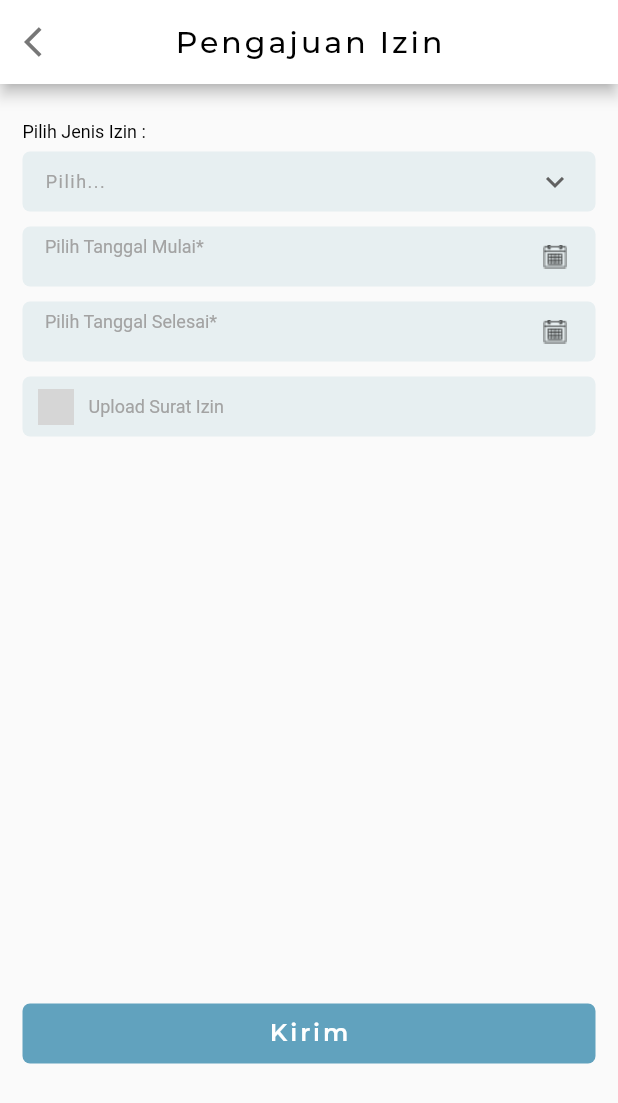
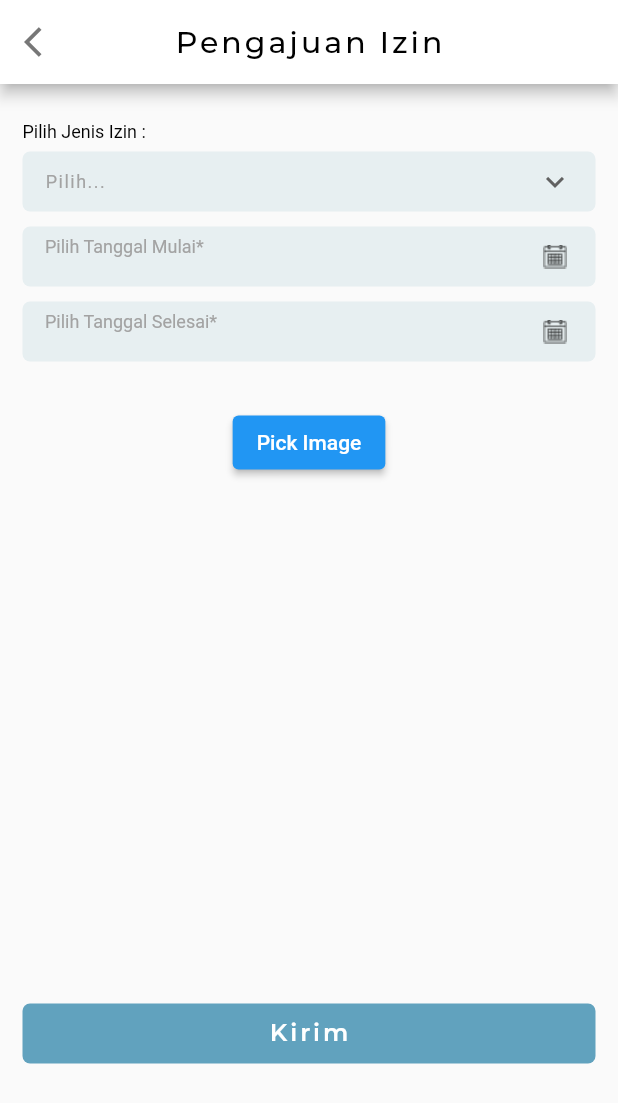
Before and after one commit to nabilareyna/sas, a Flutter app: the UIFormIzin screen opened by its route, on a phone screen of 412 x 824 dp. Shown: the top 1103 px of the screen. Run offline on Flutter 3.47's test engine with Material 2 defaults, Android fonts, the phone set to English and light mode, and no system bars; our stand-ins replace flutter_map, gap, geolocator, get, image_picker, latlong2; missing offline and left inert: unique_identifier; project files that could hold a hidden picture were left out; grey boxes are pictures that could not be loaded.

Commit message:
imagepicker

```diff
--- a/lib/module/absen_datang/controller/c_absen_datang.dart
+++ b/lib/module/absen_datang/controller/c_absen_datang.dart
@@ -1,4 +1,4 @@
-import 'dart:html';
+// import 'dart:html';
 
 import 'package:get/get.dart';
 
--- a/lib/module/dashboard/controller/c_dashboard.dart
+++ b/lib/module/dashboard/controller/c_dashboard.dart
@@ -1,3 +1,7 @@
 import 'package:get/get.dart';
+import 'package:flutter/material.dart';
 
-class CDashboard extends GetxController {}
+class CDashboard extends GetxController {
+  DateTime _date = DateTime.now();
+  final datedate = DateTime.now().obs;
+}
--- a/lib/module/dashboard/ui/ui_dashboard.dart
+++ b/lib/module/dashboard/ui/ui_dashboard.dart
@@ -33,7 +33,8 @@ class UIDashboard extends GetView<CDashboard> {
                   ),
                 )),
             Padding(
-              padding: const EdgeInsets.only(right: 15.0, left: 15.0, top: 80.0),
+              padding:
+                  const EdgeInsets.only(right: 15.0, left: 15.0, top: 80.0),
               child: SizedBox(
                 height: 227.0,
                 width: double.infinity,
@@ -57,7 +58,8 @@ class UIDashboard extends GetView<CDashboard> {
                       Padding(
                         padding: const EdgeInsets.only(top: 24),
                         child: Text(
-                          DateFormat("EEEE, d MMMM yyyy").format(DateTime.now()),
+                          DateFormat("EEEE, d MMMM yyyy")
+                              .format(DateTime.now()),
                           textAlign: TextAlign.center,
                           style: const TextStyle(
                             fontSize: 12,
@@ -102,7 +104,8 @@ class UIDashboard extends GetView<CDashboard> {
                                       ),
                                     ),
                                     child: Row(
-                                      mainAxisAlignment: MainAxisAlignment.center,
+                                      mainAxisAlignment:
+                                          MainAxisAlignment.center,
                                       children: const [
                                         ImageIcon(
                                           AssetImage('assets/icons/enter.png'),
@@ -118,7 +121,10 @@ class UIDashboard extends GetView<CDashboard> {
                                       children: const [
                                         Text(
                                           'Absen Datang',
-                                          style: TextStyle(fontFamily: 'Roboto', fontSize: 12, fontWeight: FontWeight.w500),
+                                          style: TextStyle(
+                                              fontFamily: 'Roboto',
+                                              fontSize: 12,
+                                              fontWeight: FontWeight.w500),
                                         )
                                       ],
                                     ),
@@ -144,12 +150,14 @@ class UIDashboard extends GetView<CDashboard> {
                                         ),
                                       ),
                                       child: Row(
-                                        mainAxisAlignment: MainAxisAlignment.center,
+                                        mainAxisAlignment:
+                                            MainAxisAlignment.center,
                                         children: const [
                                           Padding(
                                             padding: EdgeInsets.only(right: 6),
                                             child: ImageIcon(
-                                              AssetImage('assets/icons/logout.png'),
+                                              AssetImage(
+                                                  'assets/icons/logout.png'),
                                               color: Colors.white,
                                               size: 40,
                                             ),
@@ -161,7 +169,11 @@ class UIDashboard extends GetView<CDashboard> {
                                       padding: const EdgeInsets.only(top: 9),
                                       child: Column(
                                         children: const [
-                                          Text('Absen Pulang', style: TextStyle(fontFamily: 'Roboto', fontSize: 12, fontWeight: FontWeight.w500))
+                                          Text('Absen Pulang',
+                                              style: TextStyle(
+                                                  fontFamily: 'Roboto',
+                                                  fontSize: 12,
+                                                  fontWeight: FontWeight.w500))
                                         ],
                                       ),
                                     )
@@ -185,7 +197,8 @@ class UIDashboard extends GetView<CDashboard> {
                                       ),
                                     ),
                                     child: Row(
-                                      mainAxisAlignment: MainAxisAlignment.center,
+                                      mainAxisAlignment:
+                                          MainAxisAlignment.center,
                                       children: const [
                                         Padding(
                                           padding: EdgeInsets.only(right: 1),
@@ -201,7 +214,13 @@ class UIDashboard extends GetView<CDashboard> {
                                   Padding(
                                     padding: const EdgeInsets.only(top: 9),
                                     child: Column(
-                                      children: const [Text('Izin', style: TextStyle(fontFamily: 'Roboto', fontSize: 12, fontWeight: FontWeight.w500))],
+                                      children: const [
+                                        Text('Izin',
+                                            style: TextStyle(
+                                                fontFamily: 'Roboto',
+                                                fontSize: 12,
+                                                fontWeight: FontWeight.w500))
+                                      ],
                                     ),
                                   )
                                 ],
@@ -238,7 +257,7 @@ class UIDashboard extends GetView<CDashboard> {
                   child: Column(
                     crossAxisAlignment: CrossAxisAlignment.center,
                     mainAxisAlignment: MainAxisAlignment.center,
-                    children: const [
+                    children: [
                       Padding(
                         padding: EdgeInsets.only(top: 0, bottom: 11),
                         child: Text(
@@ -252,7 +271,8 @@ class UIDashboard extends GetView<CDashboard> {
                         ),
                       ),
                       Text(
-                        'Jam masuk 05.30 - 07.00 WIB',
+                        'Jam masuk  06.00-07.00  WIB',
+                        // "${controller.datedate.toString()}",
                         textAlign: TextAlign.center,
                         style: TextStyle(
                           fontSize: 10,
@@ -305,10 +325,14 @@ class UIDashboard extends GetView<CDashboard> {
                 height: 170,
                 decoration: const BoxDecoration(),
                 child: FlutterMap(
-                  options: MapOptions(center: LatLng(-7.9889465, 112.6278706), zoom: 16.50, maxZoom: 19.0),
+                  options: MapOptions(
+                      center: LatLng(-7.9889465, 112.6278706),
+                      zoom: 16.50,
+                      maxZoom: 19.0),
                   children: [
                     TileLayer(
-                      urlTemplate: 'https://tile.openstreetmap.org/{z}/{x}/{y}.png',
+                      urlTemplate:
+                          'https://tile.openstreetmap.org/{z}/{x}/{y}.png',
                       userAgentPackageName: 'com.example.app',
                       subdomains: const ['a', 'b', 'c'],
                     ),
--- a/lib/module/form_izin/ui/ui_form_izin.dart
+++ b/lib/module/form_izin/ui/ui_form_izin.dart
@@ -1,3 +1,5 @@
+import 'dart:io';
+
 import 'package:flutter/material.dart';
 import 'package:flutter/src/foundation/key.dart';
 import 'package:flutter/src/widgets/container.dart';
@@ -8,6 +10,7 @@ import 'package:sas/module/form_izin/controller/c_form_izin.dart';
 import 'package:sas/module/form_izin/widget/w_button_form_izin.dart';
 import 'package:sas/module/form_izin/widget/w_datepicker_mulai.dart';
 import 'package:sas/module/form_izin/widget/w_datepicker_selesai.dart';
+import 'package:sas/module/form_izin/widget/w_imagepicker.dart';
 import 'package:sas/routes/routes.dart';
 import 'package:sas/utils/AppThemes.dart';
 
@@ -103,36 +106,38 @@ class UIFormIzin extends GetView<CFormIzin> {
           ),
           Padding(
             padding: const EdgeInsets.only(left: 15, right: 15, top: 195),
-            child: Container(
-              width: MediaQuery.of(context).size.width,
-              height: 40,
-              decoration: const BoxDecoration(
-                color: Color(0xFFE7EFF1),
-                borderRadius: BorderRadius.all(
-                  Radius.circular(5.0),
+            child: WImagePicker(
+                // child: Container(
+                //   width: MediaQuery.of(context).size.width,
+                //   height: 40,
+                //   decoration: const BoxDecoration(
+                //     color: Color(0xFFE7EFF1),
+                //     borderRadius: BorderRadius.all(
+                //       Radius.circular(5.0),
+                //     ),
+                //   ),
+                //   child: Padding(
+                //     padding: const EdgeInsets.only(left: 10, right: 15),
+                //     child: Row(
+                //       children: const [
+                //         ImageIcon(
+                //           AssetImage('../assets/icons/upload.png'),
+                //         ),
+                //         Gap(10),
+                //         Text(
+                //           'Upload Surat Izin',
+                //           style: TextStyle(
+                //             color: Color(0xFFA3A3A3),
+                //             fontSize: 12,
+                //             fontFamily: 'Roboto',
+                //             fontWeight: FontWeight.w400,
+                //           ),
+                //         )
+                //       ],
+                //     ),
+                //   ),
+                // ),
                 ),
-              ),
-              child: Padding(
-                padding: const EdgeInsets.only(left: 10, right: 15),
-                child: Row(
-                  children: const [
-                    ImageIcon(
-                      AssetImage('../assets/icons/upload.png'),
-                    ),
-                    Gap(10),
-                    Text(
-                      'Upload Surat Izin',
-                      style: TextStyle(
-                        color: Color(0xFFA3A3A3),
-                        fontSize: 12,
-                        fontFamily: 'Roboto',
-                        fontWeight: FontWeight.w400,
-                      ),
-                    )
-                  ],
-                ),
-              ),
-            ),
           ),
           Padding(
             padding: const EdgeInsets.only(top: 390),
--- a/lib/module/form_izin/widget/w_datepicker_mulai.dart
+++ b/lib/module/form_izin/widget/w_datepicker_mulai.dart
@@ -61,8 +61,6 @@ class _WDatePickerMulaiState extends State<WDatePickerMulai> {
                                     _date.text = DateFormat('EEEE, d MMMM yyyy')
                                         .format(pickedDate);
                                   });
-                                } else {
-                                  print("Dimohon untuk memilih");
                                 }
                               },
                             ),
--- a/lib/module/form_izin/widget/w_datepicker_selesai.dart
+++ b/lib/module/form_izin/widget/w_datepicker_selesai.dart
@@ -61,8 +61,6 @@ class _WDatePickerSelesaiState extends State<WDatePickerSelesai> {
                                     _date.text = DateFormat('EEEE, d MMMM yyyy')
                                         .format(pickedDate);
                                   });
-                                } else {
-                                  print("Dimohon untuk memilih");
                                 }
                               },
                             ),
--- a/lib/module/form_izin/widget/w_imagepicker.dart
+++ b/lib/module/form_izin/widget/w_imagepicker.dart
@@ -0,0 +1,48 @@
+import 'dart:io';
+import 'package:flutter/material.dart';
+import 'package:image_picker/image_picker.dart';
+
+void main() {
+  runApp(MyApp());
+}
+
+class MyApp extends StatelessWidget {
+  @override
+  Widget build(BuildContext context) {
+    return MaterialApp(
+      home: WImagePicker(),
+    );
+  }
+}
+
+class WImagePicker extends StatefulWidget {
+  @override
+  _WImagePickerState createState() => _WImagePickerState();
+}
+
+class _WImagePickerState extends State<WImagePicker> {
+  ImagePicker picker = ImagePicker();
+  XFile? image;
+
+  @override
+  Widget build(BuildContext context) {
+    return Scaffold(
+        body: Container(
+            padding: EdgeInsets.only(top: 20, left: 20, right: 20),
+            alignment: Alignment.topCenter,
+            child: Column(
+              children: [
+                ElevatedButton(
+                    onPressed: () async {
+                      image =
+                          await picker.pickImage(source: ImageSource.gallery);
+                      setState(() {
+                        //update UI
+                      });
+                    },
+                    child: Text("Pick Image")),
+                image == null ? Container() : Image.file(File(image!.path))
+              ],
+            )));
+  }
+}
--- a/pubspec.yaml
+++ b/pubspec.yaml
@@ -43,6 +43,7 @@ dependencies:
   flutter_map: ^3.1.0
   latlong2: ^0.8.1
   geolocator: ^9.0.2
+  image_picker: ^0.8.6+1
 
 dev_dependencies:
   flutter_test:
```
Also changed, not shown: pubspec.lock, 3 other files.
